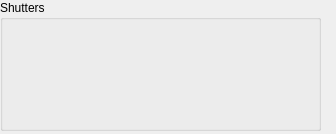
Before: the Qt Designer form isstools/ui/ui_info_shutters.ui in NSLS-II-ISS/isstools, drawn with Qt 5.
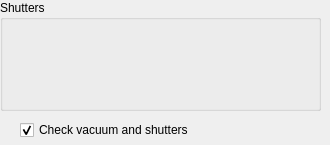
After: the same form once the commit is applied.

Commit message: added checkboxes for shutter/foil addition

Patch:
```diff
--- a/isstools/ui/ui_info_shutters.ui
+++ b/isstools/ui/ui_info_shutters.ui
@@ -6,8 +6,8 @@
    <rect>
     <x>0</x>
     <y>0</y>
-    <width>336</width>
-    <height>134</height>
+    <width>330</width>
+    <height>145</height>
    </rect>
   </property>
   <property name="windowTitle">
@@ -19,7 +19,7 @@
      <x>0</x>
      <y>0</y>
      <width>321</width>
-     <height>131</height>
+     <height>111</height>
     </rect>
    </property>
    <property name="sizePolicy">
@@ -56,6 +56,22 @@
     </item>
    </layout>
   </widget>
+  <widget class="QCheckBox" name="checkBox_check_vacuum_and_shutters">
+   <property name="geometry">
+    <rect>
+     <x>20</x>
+     <y>120</y>
+     <width>211</width>
+     <height>20</height>
+    </rect>
+   </property>
+   <property name="text">
+    <string>Check vacuum and shutters</string>
+   </property>
+   <property name="checked">
+    <bool>true</bool>
+   </property>
+  </widget>
  </widget>
  <resources/>
  <connections/>
```
Left out of the diff: 11 changed lines with no effect on the pictures. The commit also changes 6 other files.
